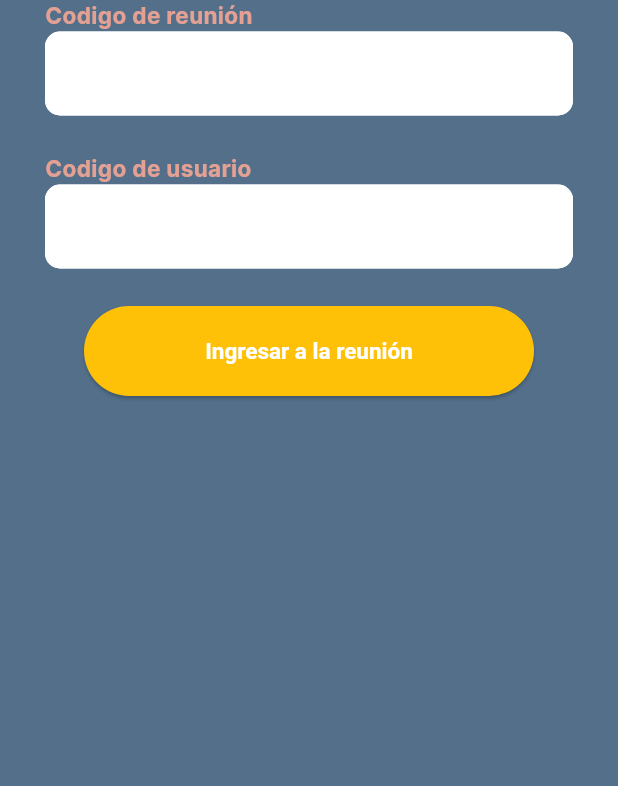
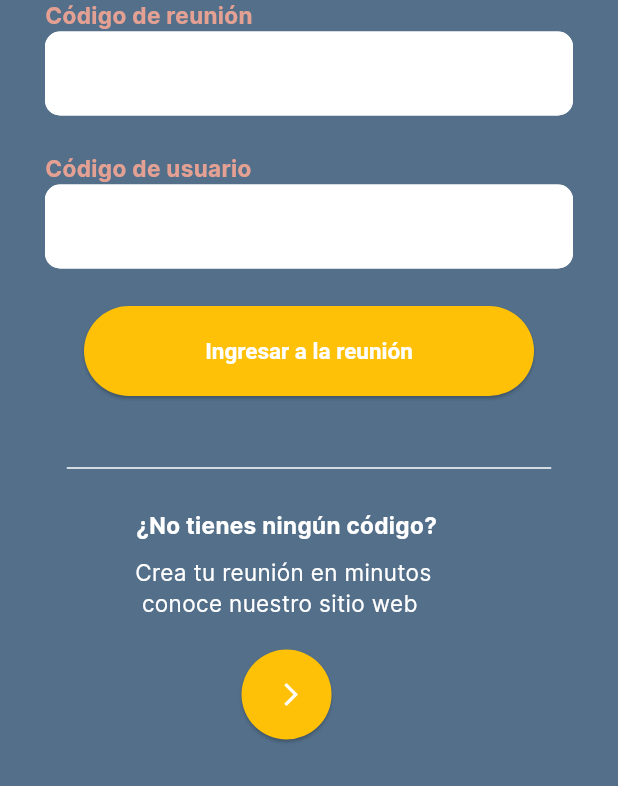
Before and after one commit to Infiernus80/event_on_time, a Flutter app: the screen it shows after launch, on a phone screen of 412 x 824 dp, the part 450-1236 px from its top. Run offline on Flutter 3.47's test engine with Material 2 defaults, Android fonts, the phone set to English and light mode, and no system bars; missing offline and left inert: flutter_polygon.

Commit message:
"Se termino el Home Screen"

```diff
--- a/lib/screens/home_screen.dart
+++ b/lib/screens/home_screen.dart
@@ -8,7 +8,8 @@ class HomeScreen extends StatelessWidget {
   @override
   Widget build(BuildContext context) {
     return Scaffold(
-      body: Stack(
+      body: SingleChildScrollView(
+        child: Stack(
           children:[
             Column(
               children: [
@@ -21,13 +22,39 @@ class HomeScreen extends StatelessWidget {
                   children: const[
                     FormHome()
                   ],
-              )
+                ),
+                const Divisora(),
+                Row(
+                  children: const[
+                    TextWeb()
                   ],
                 ),
               ],
+            ),
+          ],
+        ),
       )
     );
   }
 
 
 }
+
+class Divisora extends StatelessWidget {
+  const Divisora({
+    Key? key,
+  }) : super(key: key);
+
+  @override
+  Widget build(BuildContext context) {
+    return const Padding(
+      padding: EdgeInsets.only(top: 40 ),
+      child: SizedBox(
+        width: 323,
+        child: Divider(
+          color: Colors.white,
+        ),
+      ),
+    );
+  }
+}
--- a/lib/widgets/formHome.dart
+++ b/lib/widgets/formHome.dart
@@ -9,10 +9,10 @@ class FormHome extends StatelessWidget {
       child: Column(
         crossAxisAlignment: CrossAxisAlignment.start,
         children: const [
-          Texto(texto: 'Codigo de reunión'),
+          Texto(texto: 'Código de reunión'),
           InputFormCs(),
           Texto(
-            texto: 'Codigo de usuario',
+            texto: 'Código de usuario',
             altura: 25,
           ),
           InputFormCs(),
--- /dev/null
+++ b/lib/widgets/textWeb.dart
@@ -0,0 +1,70 @@
+import 'package:flutter/material.dart';
+import 'package:flutter_polygon/flutter_polygon.dart';
+
+class TextWeb extends StatelessWidget {
+  const TextWeb({Key? key}) : super(key: key);
+
+  @override
+  Widget build(BuildContext context) {
+    return Stack(
+      children: [
+      Column(
+        children: const [
+          Padding(
+            padding: EdgeInsets.only(top: 20, left: 89, right: 89),
+            child: Text(
+              '¿No tienes ningún código?',
+              style: TextStyle(
+                  color: Colors.white,
+                  fontWeight: FontWeight.bold,
+                  fontSize: 15),
+            ),
+          ),
+          Padding(
+            padding: EdgeInsets.only(top: 10, left: 90, right: 90),
+            child: Text(
+                'Crea tu reunión en minutos \n conoce nuestro sitio web',
+                style: TextStyle(color: Colors.white, fontSize: 15),
+                maxLines: 2),
+          ),
+          BottonHexagon(),
+
+        ],
+      ),
+    ]);
+  }
+
+  TextStyle estiloLetas(BuildContext context, String letras) => const TextStyle(
+        color: Colors.white,
+        fontSize: 15,
+      );
+}
+
+class BottonHexagon extends StatelessWidget {
+  const BottonHexagon({
+    Key? key,
+  }) : super(key: key);
+
+  @override
+  Widget build(BuildContext context) {
+    return Padding(
+      padding: const EdgeInsets.only(top: 20),
+      child: SizedBox(
+        width: 60,
+        height: 60,
+        child: ElevatedButton(
+            style: ElevatedButton.styleFrom(
+              primary: Colors.amber,
+              onPrimary: Colors.white,
+              shape: const PolygonBorder(
+                sides: 6,
+                borderRadius: 5.0, // Default 0.0 degrees
+                // Default 0.0 degrees
+              ),
+            ),
+            onPressed: () {},
+            child: const Icon(Icons.arrow_forward_ios_outlined)),
+      ),
+    );
+  }
+}
--- a/lib/widgets/widgets.dart
+++ b/lib/widgets/widgets.dart
@@ -1,2 +1,3 @@
+export 'package:event_on_time/widgets/textWeb.dart';
 export 'package:event_on_time/widgets/formHome.dart';
 export 'package:event_on_time/widgets/ImagesUp.dart';
--- a/pubspec.yaml
+++ b/pubspec.yaml
@@ -34,6 +34,7 @@ dependencies:
   # The following adds the Cupertino Icons font to your application.
   # Use with the CupertinoIcons class for iOS style icons.
   cupertino_icons: ^1.0.2
+  flutter_polygon: ^0.3.0+2
 
 dev_dependencies:
   flutter_test:
```
Also changed, not shown: lib/main.dart (line endings or trailing spaces), pubspec.lock. Lines whose indentation alone changed are shown as unchanged.
